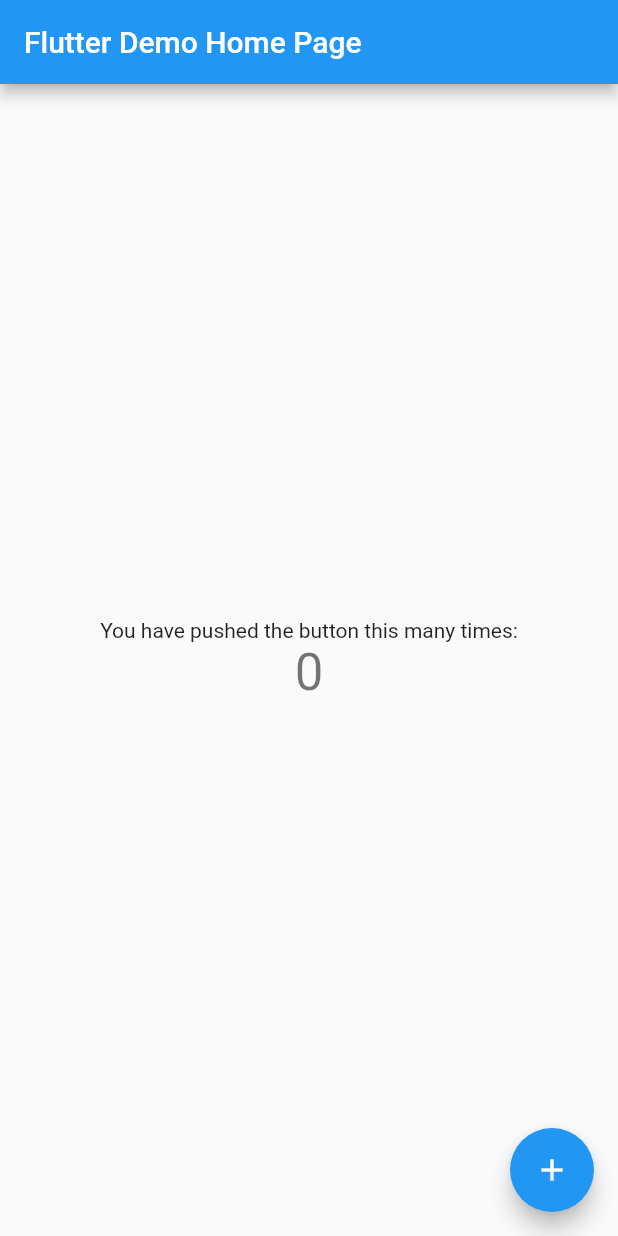
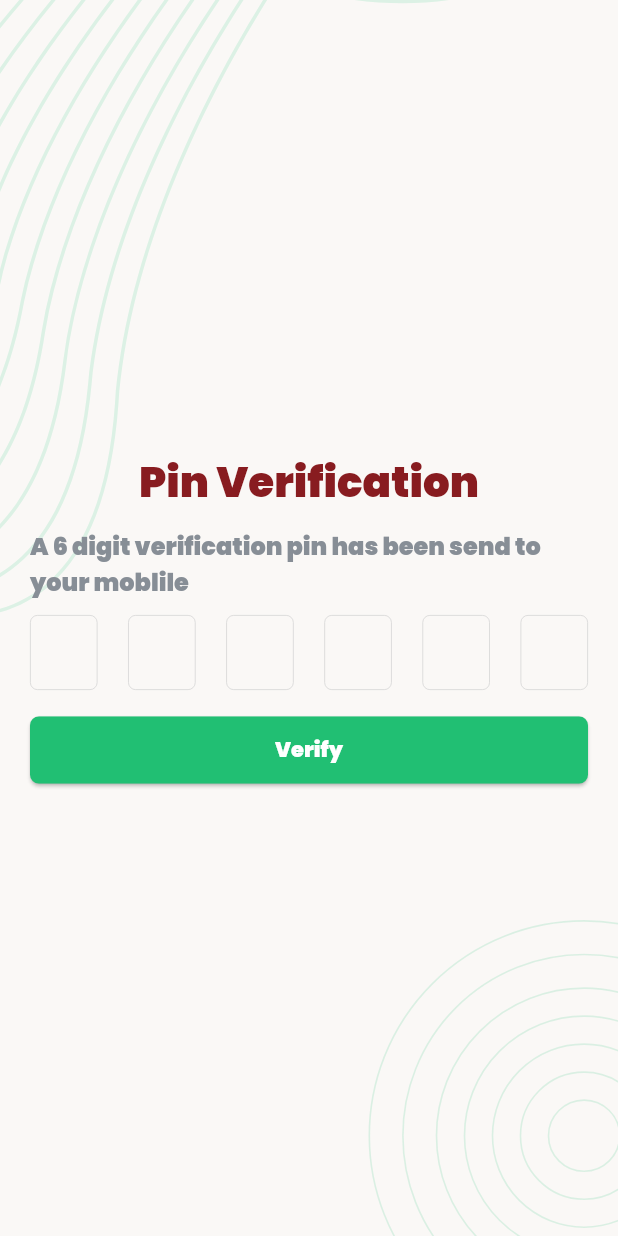
Before and after one commit to Kaabislam/task_manager, a Flutter app: the screen it shows after launch, on a phone screen of 412 x 824 dp. Run offline on Flutter 3.47's test engine with Material 2 defaults, Android fonts, the phone set to English and light mode, and no system bars; drawn by our look-alikes of pin_code_fields; our stand-ins replace flutter_svg, fluttertoast.

Commit message:
onboarding(login,forget password,pin verification) UI design finishes

```diff
--- a/lib/main.dart
+++ b/lib/main.dart
@@ -1,4 +1,10 @@
 import 'package:flutter/material.dart';
+import 'package:task_manager/screen/onboarding/emailVerificationScreen.dart';
+import 'package:task_manager/screen/onboarding/loginScreen.dart';
+import 'package:task_manager/screen/onboarding/pinVerificationScreen.dart';
+import 'package:task_manager/screen/onboarding/registrationScreen.dart';
+import 'package:task_manager/screen/onboarding/setPasswordScreen.dart';
+import 'package:task_manager/screen/onboarding/splashScreen.dart';
 
 void main() {
   runApp(const MyApp());
@@ -6,110 +12,20 @@ void main() {
 
 class MyApp extends StatelessWidget {
   const MyApp({super.key});
-
-  // This widget is the root of your application.
   @override
   Widget build(BuildContext context) {
     return MaterialApp(
-      title: 'Flutter Demo',
-      theme: ThemeData(
-        // This is the theme of your application.
-        //
-        // Try running your application with "flutter run". You'll see the
-        // application has a blue toolbar. Then, without quitting the app, try
-        // changing the primarySwatch below to Colors.green and then invoke
-        // "hot reload" (press "r" in the console where you ran "flutter run",
-        // or simply save your changes to "hot reload" in a Flutter IDE).
-        // Notice that the counter didn't reset back to zero; the application
-        // is not restarted.
-        primarySwatch: Colors.blue,
-      ),
-      home: const MyHomePage(title: 'Flutter Demo Home Page'),
+      debugShowCheckedModeBanner: false,
+      title: "Task Manager",
+      initialRoute: '/pinVerification',
+      routes: {
+        '/':(context)=>splashScreen(),
+        '/login':(context) => loginScreen(),
+        '/registration':(context) => registrationScreen(),
+        '/emailVerification':(context)=>emailVerificationScreen(),
+        '/pinVerification':(context)=>pinVerificationScreen(),
+        '/setPassword':(context)=>setPasswordScreen(),
+      },
     );
   }
 }
-
-class MyHomePage extends StatefulWidget {
-  const MyHomePage({super.key, required this.title});
-
-  // This widget is the home page of your application. It is stateful, meaning
-  // that it has a State object (defined below) that contains fields that affect
-  // how it looks.
-
-  // This class is the configuration for the state. It holds the values (in this
-  // case the title) provided by the parent (in this case the App widget) and
-  // used by the build method of the State. Fields in a Widget subclass are
-  // always marked "final".
-
-  final String title;
-
-  @override
-  State<MyHomePage> createState() => _MyHomePageState();
-}
-
-class _MyHomePageState extends State<MyHomePage> {
-  int _counter = 0;
-
-  void _incrementCounter() {
-    setState(() {
-      // This call to setState tells the Flutter framework that something has
-      // changed in this State, which causes it to rerun the build method below
-      // so that the display can reflect the updated values. If we changed
-      // _counter without calling setState(), then the build method would not be
-      // called again, and so nothing would appear to happen.
-      _counter++;
-    });
-  }
-
-  @override
-  Widget build(BuildContext context) {
-    // This method is rerun every time setState is called, for instance as done
-    // by the _incrementCounter method above.
-    //
-    // The Flutter framework has been optimized to make rerunning build methods
-    // fast, so that you can just rebuild anything that needs updating rather
-    // than having to individually change instances of widgets.
-    return Scaffold(
-      appBar: AppBar(
-        // Here we take the value from the MyHomePage object that was created by
-        // the App.build method, and use it to set our appbar title.
-        title: Text(widget.title),
-      ),
-      body: Center(
-        // Center is a layout widget. It takes a single child and positions it
-        // in the middle of the parent.
-        child: Column(
-          // Column is also a layout widget. It takes a list of children and
-          // arranges them vertically. By default, it sizes itself to fit its
-          // children horizontally, and tries to be as tall as its parent.
-          //
-          // Invoke "debug painting" (press "p" in the console, choose the
-          // "Toggle Debug Paint" action from the Flutter Inspector in Android
-          // Studio, or the "Toggle Debug Paint" command in Visual Studio Code)
-          // to see the wireframe for each widget.
-          //
-          // Column has various properties to control how it sizes itself and
-          // how it positions its children. Here we use mainAxisAlignment to
-          // center the children vertically; the main axis here is the vertical
-          // axis because Columns are vertical (the cross axis would be
-          // horizontal).
-          mainAxisAlignment: MainAxisAlignment.center,
-          children: <Widget>[
-            const Text(
-              'You have pushed the button this many times:',
-            ),
-            Text(
-              '$_counter',
-              style: Theme.of(context).textTheme.headlineMedium,
-            ),
-          ],
-        ),
-      ),
-      floatingActionButton: FloatingActionButton(
-        onPressed: _incrementCounter,
-        tooltip: 'Increment',
-        child: const Icon(Icons.add),
-      ), // This trailing comma makes auto-formatting nicer for build methods.
-    );
-  }
-}
--- /dev/null
+++ b/lib/screen/onboarding/pinVerificationScreen.dart
@@ -0,0 +1,51 @@
+
+import 'package:flutter/cupertino.dart';
+import 'package:flutter/material.dart';
+import 'package:pin_code_fields/pin_code_fields.dart';
+import 'package:task_manager/style/style.dart';
+
+class pinVerificationScreen extends StatefulWidget {
+  const pinVerificationScreen({Key? key}) : super(key: key);
+
+  @override
+  State<pinVerificationScreen> createState() => _pinVerificationScreenState();
+}
+
+class _pinVerificationScreenState extends State<pinVerificationScreen> {
+  @override
+  Widget build(BuildContext context) {
+    return Scaffold(
+      body: Stack(
+        children: [
+          ScreenBackground(context),
+          Container(
+            padding: EdgeInsets.all(20),
+            child: Column(
+              mainAxisAlignment: MainAxisAlignment.center,
+
+              children: [
+                Text("Pin Verification",style: Head1Text(colorDark),),
+                SizedBox(height: 10,),
+                Text("A 6 digit verification pin has been send to your moblile",style: Head6Text(colorLightGray),),
+                SizedBox(height: 10,),
+
+                PinCodeTextField(
+                    pinTheme: AppOTPStyle(),
+                    length: 6,
+                    appContext: context,
+                    onChanged: (String value) {  },
+                    onCompleted: (onComplete){},
+
+
+                ),
+                Container(
+                  child:ElevatedButton(onPressed: (){}, child: SuccessButtonChild("Verify"),style: AppButtonStyle(),),
+                ),
+              ],
+            ),
+          ),
+        ],
+      )
+    );
+  }
+}
--- /dev/null
+++ b/lib/style/style.dart
@@ -0,0 +1,197 @@
+import 'package:flutter/material.dart';
+import 'package:flutter_svg/svg.dart';
+import 'package:fluttertoast/fluttertoast.dart';
+import 'package:pin_code_fields/pin_code_fields.dart';
+
+const colorRed = Color.fromRGBO(231, 28, 36, 1);
+const colorDark = Color.fromRGBO(136, 28, 32, 1);
+const colorGreen=Color.fromRGBO(33, 191, 115, 1);
+const colorBlue=Color.fromRGBO(52, 152, 219,1.0);
+const colorOrange=Color.fromRGBO(230, 126, 34,1.0);
+const colorWhite=Color.fromRGBO(255, 255, 255,1.0);
+const colorDarkBlue=Color.fromRGBO(44, 62, 80,1.0);
+const colorLightGray=Color.fromRGBO(135, 142, 150, 1.0);
+const colorLight=Color.fromRGBO(211, 211, 211, 1.0);
+
+
+SizedBox ItemSizeBox(child){
+  return SizedBox(
+    width: double.infinity,
+    child: Container(
+      padding: EdgeInsets.all(10),
+      child: child,
+    ),
+  );
+}
+
+
+
+PinTheme AppOTPStyle(){
+  return  PinTheme(
+    inactiveColor: colorLight,
+    inactiveFillColor: colorGreen,
+    selectedColor: colorGreen,
+    activeColor: colorWhite,
+    selectedFillColor: colorGreen,
+    shape: PinCodeFieldShape.box,
+    borderRadius: BorderRadius.circular(5),
+    fieldHeight: 50,
+    borderWidth: 0.5,
+    fieldWidth: 45,
+    activeFillColor: Colors.white,
+  );
+}
+
+
+TextStyle Head1Text(textColor){
+  return TextStyle(
+    color: textColor,
+    fontSize: 28,
+    fontFamily: 'poppins',
+    fontWeight: FontWeight.w700,
+  );
+}
+
+TextStyle Head6Text(textColor){
+  return TextStyle(
+      color: textColor,
+      fontSize: 16,
+      fontFamily: 'poppins',
+      fontWeight: FontWeight.w400
+  );
+}
+TextStyle Head7Text(textColor){
+  return TextStyle(
+      color: textColor,
+      fontSize: 13,
+      fontFamily: 'poppins',
+      fontWeight: FontWeight.w400
+  );
+}
+
+TextStyle Head9Text(textColor){
+  return TextStyle(
+      color: textColor,
+      fontSize: 9,
+      fontFamily: 'poppins',
+      fontWeight: FontWeight.w500
+  );
+}
+
+InputDecoration AppInputDecoration(label){
+  return InputDecoration(
+      focusedBorder:  const OutlineInputBorder(
+        borderSide: const BorderSide(color: colorGreen, width: 1),
+      ),
+      fillColor: colorWhite,
+      filled: true,
+      contentPadding: EdgeInsets.fromLTRB(20, 10, 10, 20),
+      enabledBorder: const OutlineInputBorder(
+        borderSide: const BorderSide(color: colorWhite, width: 0.0),
+      ),
+      border: OutlineInputBorder(),
+      labelText: label
+  );
+}
+
+
+DecoratedBox AppDropDownStyle(child){
+  return DecoratedBox(
+      decoration: BoxDecoration(color:Colors.white, border: Border.all(color: Colors.white, width:1), borderRadius: BorderRadius.circular(4),),
+      child:Padding(
+          padding: EdgeInsets.only(left:30, right:30),
+          child:child
+      )
+  );
+}
+
+
+SvgPicture ScreenBackground(context){
+  return SvgPicture.asset(
+    'assets/images/screen-back.svg',
+    alignment: Alignment.center,
+    width: MediaQuery.of(context).size.width,
+    height: MediaQuery.of(context).size.height,
+    fit: BoxFit.cover,
+  );
+}
+
+
+ButtonStyle AppButtonStyle(){
+  return ElevatedButton.styleFrom(
+      elevation: 1,
+      padding: EdgeInsets.zero,
+      backgroundColor: Colors.transparent,
+      shape: RoundedRectangleBorder(borderRadius: BorderRadius.circular(6))
+  );
+}
+
+ButtonStyle AppStatusButtonStyle(btnColor){
+  return ElevatedButton.styleFrom(
+    elevation: 1,
+    padding: EdgeInsets.zero,
+    backgroundColor: btnColor,
+  );
+}
+
+
+TextStyle ButtonTextStyle(){
+  return TextStyle(
+      fontSize: 14,
+      fontFamily: 'poppins',
+      fontWeight: FontWeight.w400
+  );
+}
+
+
+
+Ink SuccessButtonChild(String ButtonText){
+  return  Ink(
+    decoration: BoxDecoration(color: colorGreen, borderRadius: BorderRadius.circular(6)),
+    child: Container(
+      height: 45,
+      alignment: Alignment.center,
+      child:Text(ButtonText,style: ButtonTextStyle(),),
+    ),
+  );
+}
+
+Container StatusChild(statusText,statusColor){
+  return  Container(
+    alignment: Alignment.center,
+    child:Text(statusText,style: TextStyle(color: colorWhite,fontSize: 10,fontWeight: FontWeight.w400)),
+    decoration: BoxDecoration(
+      borderRadius: BorderRadius.circular(20),
+      color: statusColor,
+    ),
+    height: 20,
+    width: 60,
+  );
+}
+
+
+
+void SuccessToast(msg){
+  Fluttertoast.showToast(
+      msg: msg,
+      gravity: ToastGravity.BOTTOM,
+      timeInSecForIosWeb: 1,
+      toastLength: Toast.LENGTH_SHORT,
+      backgroundColor: colorGreen,
+      textColor: colorWhite,
+      fontSize: 16.0
+  );
+}
+
+
+void ErrorToast(msg){
+  Fluttertoast.showToast(
+      msg: msg,
+      gravity: ToastGravity.BOTTOM,
+      timeInSecForIosWeb: 1,
+      toastLength: Toast.LENGTH_SHORT,
+      backgroundColor: colorRed,
+      textColor: colorWhite,
+      fontSize: 16.0
+  );
+}
--- a/pubspec.yaml
+++ b/pubspec.yaml
@@ -39,6 +39,7 @@ dependencies:
   http: ^0.13.6
   fluttertoast: ^8.2.1
   flutter_pin_code_fields: ^2.2.0
+  pin_code_fields: ^7.4.0
 
 dev_dependencies:
   flutter_test:
```
Also changed, not shown: lib/screen/onboarding/emailVerificationScreen.dart (added, +53 -0 lines), lib/screen/onboarding/loginScreen.dart (added, +48 -0 lines), lib/screen/onboarding/registrationScreen.dart (added, +58 -0 lines), lib/screen/onboarding/setPasswordScreen.dart (added, +55 -0 lines), lib/screen/onboarding/splashScreen.dart (added, +32 -0 lines), lib/api/apiClient.dart (added), lib/screen/profile/profileUpdateScreen.dart (added), lib/screen/task/cancelTaskListScreen.dart (added), lib/screen/task/completedTaskListScreen.dart (added), lib/screen/task/newTaskListScreen.dart (added), lib/screen/task/progressTaskListScreen.dart (added), lib/screen/task/taskCreateScreen.dart (added), lib/utility/utitlity.dart (added), pubspec.lock.
